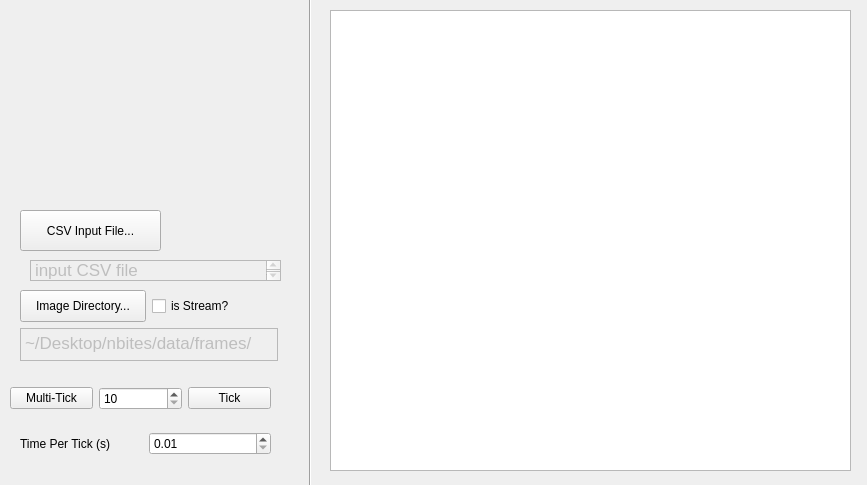
Qt form gui/qTrace/cortexviewer.ui (gnmerritt/multiTrace-features) before a commit.
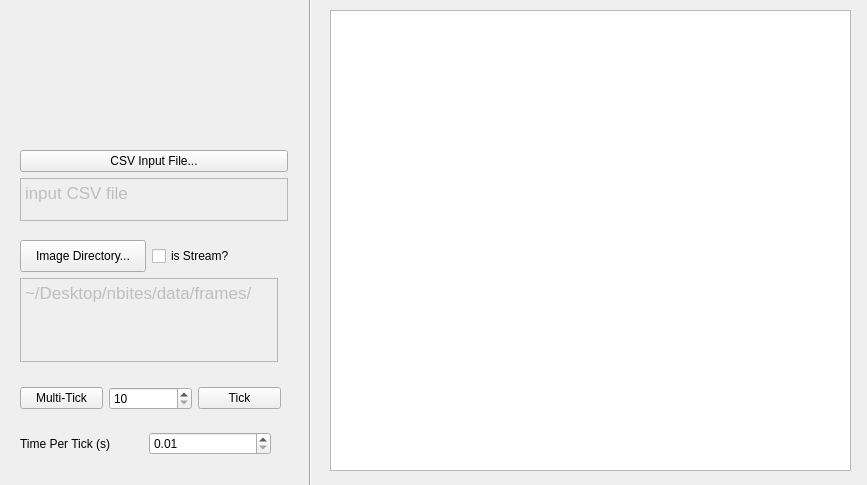
The same form after that commit.

Commit message: Moved Cortex object to its own thread so GUI won't hang

What changed in the file:
```diff
--- a/gui/qTrace/cortexviewer.ui
+++ b/gui/qTrace/cortexviewer.ui
@@ -36,40 +36,7 @@
     <enum>Qt::Vertical</enum>
    </property>
   </widget>
-  <widget class="QTextBrowser" name="textBrowser_2">
-   <property name="enabled">
-    <bool>false</bool>
-   </property>
-   <property name="geometry">
-    <rect>
-     <x>30</x>
-     <y>260</y>
-     <width>251</width>
-     <height>21</height>
-    </rect>
-   </property>
-   <property name="html">
-    <string>&lt;!DOCTYPE HTML PUBLIC &quot;-//W3C//DTD HTML 4.0//EN&quot; &quot;http://www.w3.org/TR/REC-html40/strict.dtd&quot;&gt;
-&lt;html&gt;&lt;head&gt;&lt;meta name=&quot;qrichtext&quot; content=&quot;1&quot; /&gt;&lt;style type=&quot;text/css&quot;&gt;
-p, li { white-space: pre-wrap; }
-&lt;/style&gt;&lt;/head&gt;&lt;body style=&quot; font-family:'Lucida Grande'; font-size:13pt; font-weight:400; font-style:normal;&quot;&gt;
-&lt;p style=&quot; margin-top:0px; margin-bottom:0px; margin-left:0px; margin-right:0px; -qt-block-indent:0; text-indent:0px;&quot;&gt;input CSV file&lt;/p&gt;&lt;/body&gt;&lt;/html&gt;</string>
-   </property>
-  </widget>
-  <widget class="QPushButton" name="pushButton_2">
-   <property name="geometry">
-    <rect>
-     <x>20</x>
-     <y>210</y>
-     <width>141</width>
-     <height>41</height>
-    </rect>
-   </property>
-   <property name="text">
-    <string>CSV Input File...</string>
-   </property>
-  </widget>
-  <widget class="QWidget" name="">
+  <widget class="QWidget" name="layoutWidget">
    <property name="geometry">
     <rect>
      <x>20</x>
@@ -104,10 +71,10 @@
     </item>
    </layout>
   </widget>
-  <widget class="QWidget" name="">
+  <widget class="QWidget" name="layoutWidget">
    <property name="geometry">
     <rect>
-     <x>10</x>
+     <x>20</x>
      <y>380</y>
      <width>261</width>
      <height>37</height>
@@ -146,13 +113,13 @@
     </item>
    </layout>
   </widget>
-  <widget class="QWidget" name="">
+  <widget class="QWidget" name="layoutWidget">
    <property name="geometry">
     <rect>
      <x>20</x>
-     <y>290</y>
+     <y>240</y>
      <width>258</width>
-     <height>71</height>
+     <height>122</height>
     </rect>
    </property>
    <layout class="QVBoxLayout" name="verticalLayout">
@@ -196,6 +163,39 @@
     </item>
    </layout>
   </widget>
+  <widget class="QWidget" name="">
+   <property name="geometry">
+    <rect>
+     <x>20</x>
+     <y>150</y>
+     <width>268</width>
+     <height>71</height>
+    </rect>
+   </property>
+   <layout class="QVBoxLayout" name="verticalLayout_2">
+    <item>
+     <widget class="QPushButton" name="pushButton_2">
+      <property name="text">
+       <string>CSV Input File...</string>
+      </property>
+     </widget>
+    </item>
+    <item>
+     <widget class="QTextBrowser" name="textBrowser_2">
+      <property name="enabled">
+       <bool>false</bool>
+      </property>
+      <property name="html">
+       <string>&lt;!DOCTYPE HTML PUBLIC &quot;-//W3C//DTD HTML 4.0//EN&quot; &quot;http://www.w3.org/TR/REC-html40/strict.dtd&quot;&gt;
+&lt;html&gt;&lt;head&gt;&lt;meta name=&quot;qrichtext&quot; content=&quot;1&quot; /&gt;&lt;style type=&quot;text/css&quot;&gt;
+p, li { white-space: pre-wrap; }
+&lt;/style&gt;&lt;/head&gt;&lt;body style=&quot; font-family:'Lucida Grande'; font-size:13pt; font-weight:400; font-style:normal;&quot;&gt;
+&lt;p style=&quot; margin-top:0px; margin-bottom:0px; margin-left:0px; margin-right:0px; -qt-block-indent:0; text-indent:0px;&quot;&gt;input CSV file&lt;/p&gt;&lt;/body&gt;&lt;/html&gt;</string>
+      </property>
+     </widget>
+    </item>
+   </layout>
+  </widget>
  </widget>
  <resources/>
  <connections/>
```
The commit also changes 6 other files.
